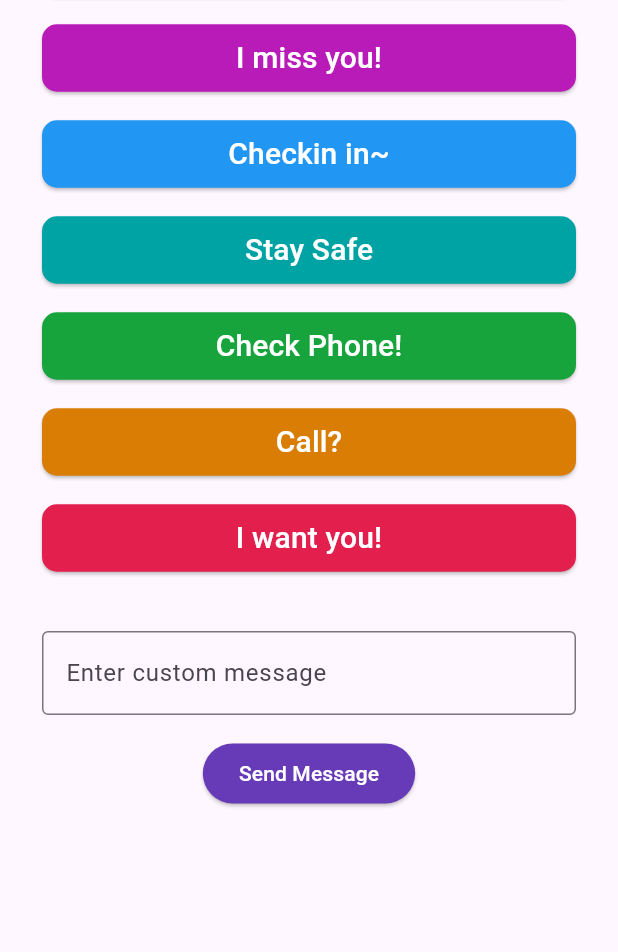
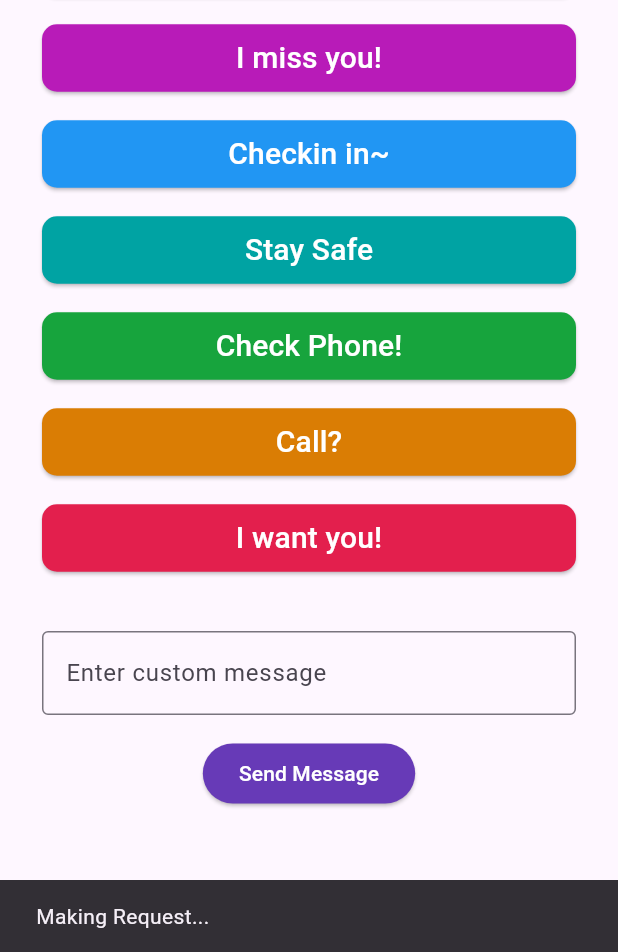
Before and after one commit to IsaiahSama/Tizzy, a Flutter app: the TempoScreen screen opened by its route, after a tap on "Send Message", on a phone screen of 412 x 824 dp, the part 284-1236 px from its top. Run offline on Flutter 3.47's test engine with Material 3 defaults, Android fonts, the phone set to English and light mode, and no system bars; our stand-ins replace dio, firebase_core, firebase_messaging, flutter_riverpod, go_router, lucide_icons and 1 more; missing offline and left inert: android_intent_plus; accounts and stored records are empty; network calls fail.

Commit message:
Will now show snackbars for http requests

```diff
--- a/mobile/tizzy_watch/lib/core/client.dart
+++ b/mobile/tizzy_watch/lib/core/client.dart
@@ -1,4 +1,5 @@
 import 'package:dio/dio.dart';
+import 'package:flutter/material.dart';
 import 'package:flutter_riverpod/flutter_riverpod.dart';
 import 'package:tizzy_watch/core/constants.dart';
 
@@ -19,11 +20,25 @@ class Client{
     return ref.watch(dioProvider);
   }
 
-  static Future<void> makePostRequest(String url, Map<String, dynamic> data) async {
+  static Future<Response?> makePostRequest(String url, Map<String, dynamic> data, BuildContext? context) async {
+    FormData body = FormData.fromMap(data);
+    Response<dynamic>? response;
     try {
-      await dio.post(url, data: data);
+      if (context != null && context.mounted){
+        ScaffoldMessenger.of(context).showSnackBar(const SnackBar(content: Text('Making Request...')));
+      }
+      response = await dio.post(url, data: body);
     } catch (e) {
       // do something
+      if (context != null && context.mounted){
+        ScaffoldMessenger.of(context).showSnackBar(const SnackBar(content: Text('Failed!')));
+      }
     }
+
+    if (context != null && context.mounted){
+        ScaffoldMessenger.of(context).showSnackBar(const SnackBar(content: Text('Sent Successfully!')));
+      }
+
+    return response;
   }
 }
--- a/mobile/tizzy_watch/lib/core/constants.dart
+++ b/mobile/tizzy_watch/lib/core/constants.dart
@@ -7,3 +7,6 @@ const String companionIDKey = 'companionID';
 
 const String serverURL = "https://tizzy.onrender.com";
 const String notifyURL = "/tempo/notify";
+const String registerURL = "/register";
+const String companionURL = "/companion";
+const String deleteURL = "/delete";
--- a/mobile/tizzy_watch/lib/presentation/screens/tempo_screen.dart
+++ b/mobile/tizzy_watch/lib/presentation/screens/tempo_screen.dart
@@ -1,4 +1,3 @@
-import 'package:dio/dio.dart';
 import 'package:flutter/material.dart';
 import 'package:flutter_riverpod/flutter_riverpod.dart';
 import 'package:tizzy_watch/core/client.dart';
@@ -65,9 +64,9 @@ class TempoScreen extends ConsumerWidget {
             ListView.builder(
               shrinkWrap: true,
               itemCount: messages.length,
-              itemBuilder: (context, index) => TempoMessageWidget(
-                message: messages[index],
-              ),
+              itemBuilder:
+                  (context, index) =>
+                      TempoMessageWidget(message: messages[index]),
             ),
             Column(
               children: [
@@ -83,24 +82,24 @@ class TempoScreen extends ConsumerWidget {
                 ),
                 ElevatedButton(
                   style: ButtonStyle(
-                    foregroundColor: WidgetStateProperty.all<Color>(Colors.white),
-                    backgroundColor: WidgetStateProperty.all<Color>(Colors.deepPurple),
+                    foregroundColor: WidgetStateProperty.all<Color>(
+                      Colors.white,
+                    ),
+                    backgroundColor: WidgetStateProperty.all<Color>(
+                      Colors.deepPurple,
+                    ),
                   ),
                   onPressed: () async {
                     TempoMessage msg = TempoMessage(
                       message: textController.text,
                       color: Colors.purple,
                     );
-                    // await GadgetBridgeService.sendTempoMesssage(msg);
-                    final formData = FormData.fromMap({
+                    final formData = {
                       "message": msg.message,
                       "sender_id": await AuthService.getDeviceID(),
                       "color": "blue",
-                    });
-                    await ref
-                        .read(dioProvider)
-                        .post(notifyURL, data: formData);
-
+                    };
+                    await Client.makePostRequest(notifyURL, formData, context);
                     textController.clear();
                   },
                   child: Text('Send Message'),
--- a/mobile/tizzy_watch/lib/presentation/widgets/tempo/tempo_message_widget.dart
+++ b/mobile/tizzy_watch/lib/presentation/widgets/tempo/tempo_message_widget.dart
@@ -1,8 +1,8 @@
-import "package:dio/dio.dart";
 import "package:flutter/material.dart";
 import "package:flutter_riverpod/flutter_riverpod.dart";
 import "package:tizzy_watch/core/auth.dart";
 import "package:tizzy_watch/core/client.dart";
+import "package:tizzy_watch/core/constants.dart";
 import "package:tizzy_watch/domain/entities/tempo_message.dart";
 
 class TempoMessageWidget extends ConsumerWidget {
@@ -21,8 +21,7 @@ class TempoMessageWidget extends ConsumerWidget {
         ),
         onPressed: () async{
           // await GadgetBridgeService.sendTempoMesssage(message);
-          final formData = FormData.fromMap({"message": message.message, "sender_id": await AuthService.getDeviceID(), "color": "blue"});
-          await ref.read(dioProvider).post("/tempo/notify", data: formData);
+          await Client.makePostRequest(notifyURL, {"message": message.message, "sender_id": await AuthService.getDeviceID(), "color": "blue"}, context);
         },
         child: Text(message.message, style: const TextStyle(color: Colors.white, fontSize: 20)),
       ),
```
Also changed, not shown: mobile/tizzy_watch/lib/core/auth.dart (+10 -7 lines).
